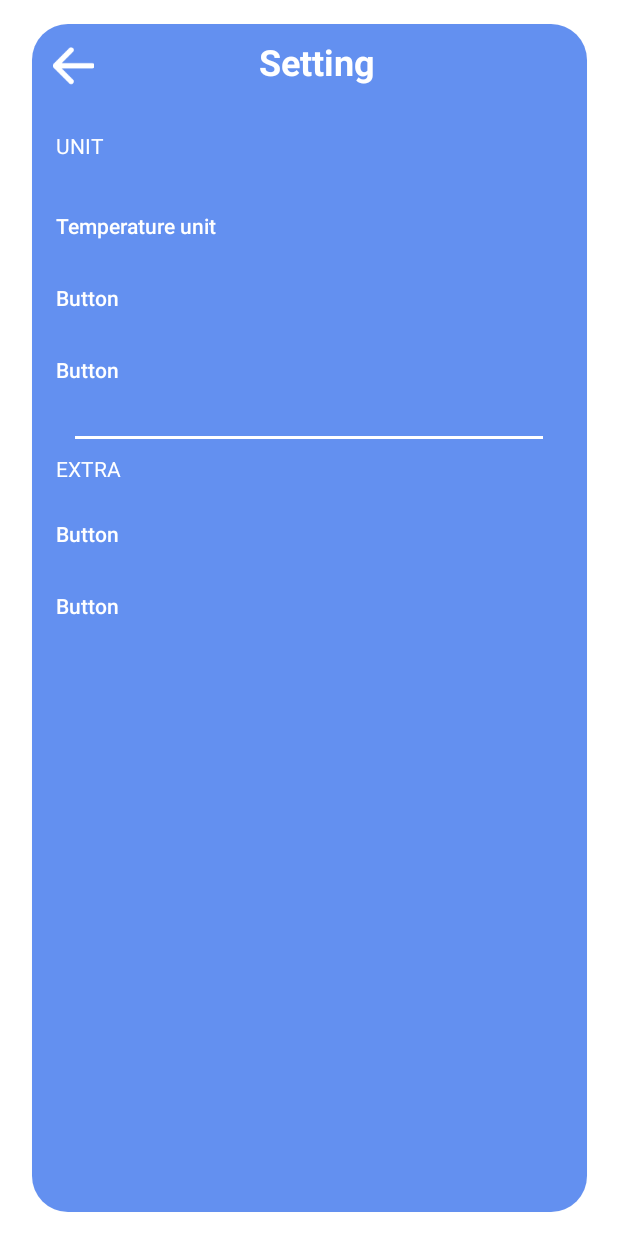
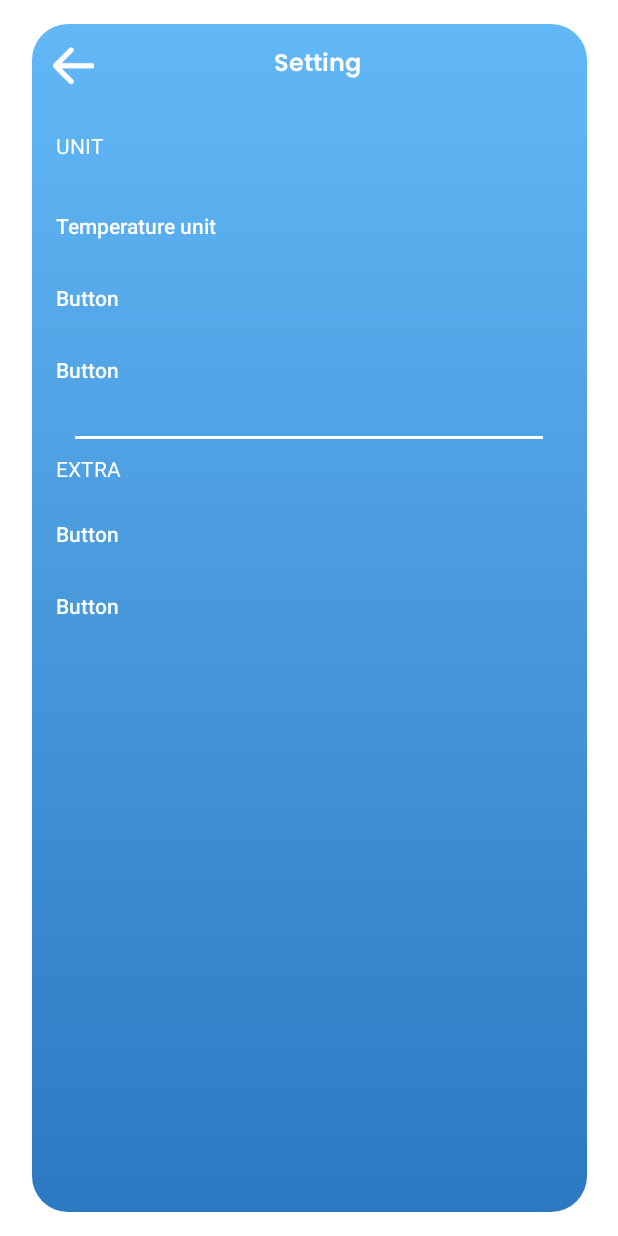
Before and after one commit to wadeowenwatt/Weather-App, an Android app: the SettingFragment screen opened through its navigation route, on a phone screen of 412 x 824 dp. Run offline under Robolectric (Android 15) with nearby library versions, the phone set to English and light mode, and no system bars; our stand-ins replace navigation-ui; pictures from the network do not load; 1 statement that could not run was skipped.

Commit message:
add manage location fragment

```diff
--- a/app/src/main/java/com/example/weatherapp/HomeFragment.kt
+++ b/app/src/main/java/com/example/weatherapp/HomeFragment.kt
@@ -32,20 +32,29 @@ class HomeFragment : Fragment() {
     override fun onViewCreated(view: View, savedInstanceState: Bundle?) {
         super.onViewCreated(view, savedInstanceState)
 
+        // setting button
         binding.settingButton.setOnClickListener {
             findNavController().navigate(R.id.action_homeFragment_to_settingFragment)
         }
+        binding.addButton.setOnClickListener {
+            findNavController().navigate(R.id.action_homeFragment_to_manageLocationFragment)
+        }
 
+        // set data with viewModel
         viewModel.weatherData.observe(viewLifecycleOwner) {
             binding.location.text = it.timezone
+
             binding.weatherStatus.text = it.current.weather[0].main
+
             binding.temp.text = "${(it.current.temp - 273.15).toInt()}"
+
             val iconUrl = "http://openweathermap.org/img/wn/" + it.current.weather[0].icon + "@2x.png"
             val uri = iconUrl.toUri().buildUpon().scheme("https").build()
             binding.iconWeather.load(uri) {
                 placeholder(R.drawable.placeholdericon)
             }
 
+            // 4 attribute: wind, rain, pressure and humidity
             binding.wind.text = "${it.current.wind_speed} km/h"
             binding.chanceOfRain.text =
                 if (it.current.rain != null) it.current.rain.`1h`.toString() + " mm"
--- a/app/src/main/java/com/example/weatherapp/adapter/PredictHourlyAdapter.kt
+++ b/app/src/main/java/com/example/weatherapp/adapter/PredictHourlyAdapter.kt
@@ -33,7 +33,7 @@ class PredictHourlyAdapter(private val listHourlyPredict : List<Hourly>) :
         val uri = iconUrl.toUri().buildUpon().scheme("https").build()
         holder.iconStatus.load(uri)
 
-        holder.temp.text = "${(element.temp - 273.15).toInt()}\u2103"
+        holder.temp.text = "${(element.temp - 273.15).toInt()}°"
 
 //        holder.rainPercent.text = element.humidity.toString() + "% humidity"
     }
--- /dev/null
+++ b/app/src/main/res/drawable/gradient_background.xml
@@ -0,0 +1,12 @@
+<?xml version="1.0" encoding="utf-8"?>
+<selector xmlns:android="http://schemas.android.com/apk/res/android">
+    <item>
+        <shape>
+            <gradient
+                android:startColor="#2C79C1"
+                android:endColor="#62B8F6"
+                android:type="linear"
+                android:angle="90"/>
+        </shape>
+    </item>
+</selector>
--- a/app/src/main/res/layout/fragment_setting.xml
+++ b/app/src/main/res/layout/fragment_setting.xml
@@ -20,7 +20,7 @@
         <LinearLayout
             android:layout_width="match_parent"
             android:layout_height="match_parent"
-            android:background="@color/blue3"
+            android:background="@drawable/gradient_background"
             android:orientation="vertical">
 
             <LinearLayout
@@ -33,7 +33,7 @@
                     android:layout_width="wrap_content"
                     android:layout_height="wrap_content"
                     android:adjustViewBounds="true"
-                    android:background="@color/blue3"
+                    android:background="#00FFFFFF"
                     android:contentDescription="@string/button_plus"
                     android:scaleX="0.5"
                     android:scaleY="0.5"
@@ -44,10 +44,13 @@
                     style="@style/TextAppearance.AppCompat.Headline"
                     android:layout_width="270dp"
                     android:layout_height="50dp"
+                    android:layout_gravity="center_vertical"
+                    android:fontFamily="@font/poppins_semibold"
                     android:gravity="center_vertical|center"
+                    android:text="@string/setting_title"
                     android:textColor="@color/white"
-                    android:textStyle="bold"
-                    android:text="@string/setting_title" />
+                    android:textSize="16sp"
+                    android:textStyle="bold" />
 
             </LinearLayout>
 
--- a/app/src/main/res/layout/weather_per_hour.xml
+++ b/app/src/main/res/layout/weather_per_hour.xml
@@ -12,7 +12,9 @@
         android:layout_width="wrap_content"
         android:layout_height="wrap_content"
         android:layout_marginTop="8dp"
+        android:fontFamily="@font/poppins_medium"
         android:textColor="@color/white"
+        android:textSize="16sp"
         app:layout_constraintLeft_toLeftOf="parent"
         app:layout_constraintRight_toRightOf="parent"
         app:layout_constraintTop_toTopOf="parent"
@@ -34,8 +36,10 @@
         android:textColor="@color/white"
         app:layout_constraintLeft_toLeftOf="parent"
         app:layout_constraintRight_toRightOf="parent"
+        android:fontFamily="@font/poppins_regular"
+        android:textSize="12sp"
         app:layout_constraintTop_toBottomOf="@+id/status_icon_per_hour"
-        tools:text="sadsada" />
+        tools:text="26°" />
 
     <!--    <TextView-->
     <!--        android:id="@+id/humidity_percent"-->
--- a/app/src/main/res/navigation/nav_graph.xml
+++ b/app/src/main/res/navigation/nav_graph.xml
@@ -12,7 +12,9 @@
         tools:layout="@layout/fragment_setting" >
         <action
             android:id="@+id/action_settingFragment_to_homeFragment"
-            app:destination="@id/homeFragment" />
+            app:destination="@id/homeFragment"
+            app:popUpTo="@id/homeFragment"
+            app:popUpToInclusive="true" />
     </fragment>
     <fragment
         android:id="@+id/homeFragment"
@@ -22,5 +24,18 @@
         <action
             android:id="@+id/action_homeFragment_to_settingFragment"
             app:destination="@id/settingFragment" />
+        <action
+            android:id="@+id/action_homeFragment_to_manageLocationFragment"
+            app:destination="@id/manageLocationFragment" />
+    </fragment>
+    <fragment
+        android:id="@+id/manageLocationFragment"
+        android:name="com.example.weatherapp.ManageLocationFragment"
+        android:label="ManageLocationFragment" >
+        <action
+            android:id="@+id/action_manageLocationFragment_to_homeFragment"
+            app:destination="@id/homeFragment"
+            app:popUpTo="@id/homeFragment"
+            app:popUpToInclusive="true" />
     </fragment>
 </navigation>
--- a/app/src/main/res/values/colors.xml
+++ b/app/src/main/res/values/colors.xml
@@ -9,5 +9,6 @@
 
     <color name="white">#FFFFFFFF</color>
     <color name="black2">#1B2541</color>
-    <color name="blue3">#6390F0</color>
+    <color name="blue3">#2C79C1</color>
+    <color name="blue4">#0A44E6</color>
 </resources>
--- a/app/src/main/res/values/strings.xml
+++ b/app/src/main/res/values/strings.xml
@@ -27,4 +27,5 @@
     <string name="setting_title">Setting</string>
     <string name="location">Hanoi</string>
     <string name="forcats_for_7_days">Forcats for 7 Days</string>
+    <string name="manage_location">Manage Location</string>
 </resources>
```
Also changed, not shown: app/src/main/java/com/example/weatherapp/ManageLocationFragment.kt (added, +31 -0 lines), app/src/main/res/layout/fragment_home.xml (+6 -4 lines), app/src/main/res/layout/fragment_manage_location.xml (added, +62 -0 lines).
